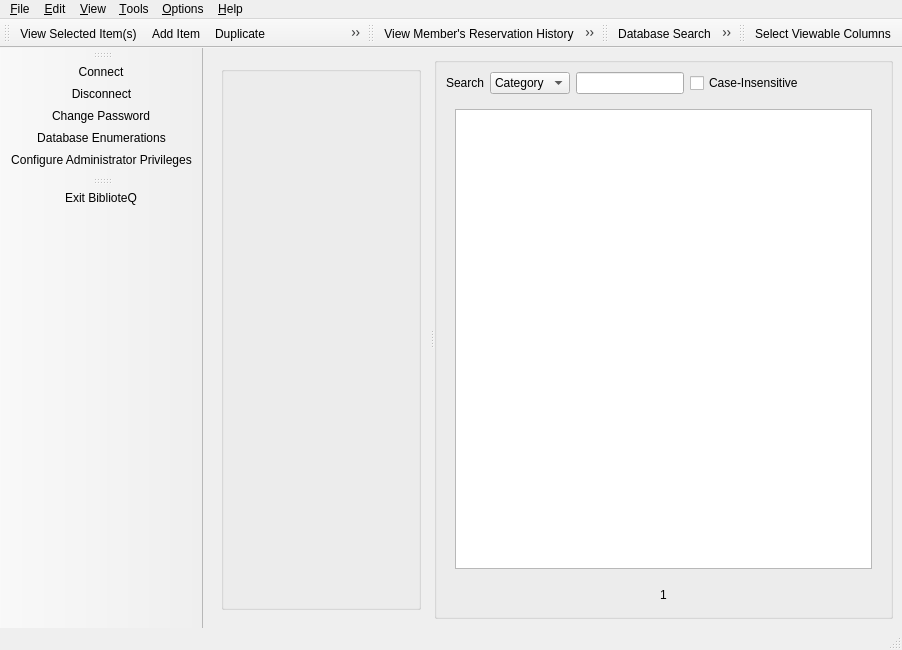
Qt form UI/mainwindow.ui (textbrowser/biblioteq) before a commit.
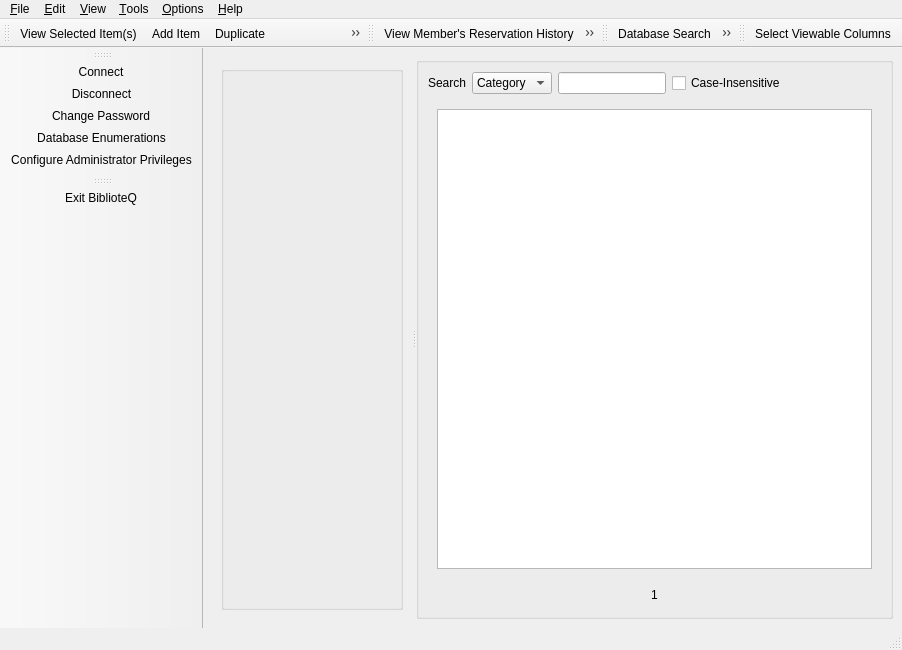
The same form after that commit. Icons and pictures are not drawn. Custom widgets are drawn as their Qt base class.

What changed in the file:
```diff
--- a/UI/mainwindow.ui
+++ b/UI/mainwindow.ui
@@ -24,9 +24,6 @@
       <property name="orientation">
        <enum>Qt::Horizontal</enum>
       </property>
-      <widget class="QWidget" name="layoutWidget">
-       <layout class="QVBoxLayout" name="verticalLayout_3">
-        <item>
          <widget class="QScrollArea" name="scrollArea">
           <property name="minimumSize">
            <size>
@@ -45,8 +42,8 @@
             <rect>
              <x>0</x>
              <y>0</y>
-             <width>208</width>
-             <height>533</height>
+          <width>253</width>
+          <height>535</height>
             </rect>
            </property>
            <layout class="QVBoxLayout" name="verticalLayout_7">
@@ -120,9 +117,6 @@
            </layout>
           </widget>
          </widget>
-        </item>
-       </layout>
-      </widget>
       <widget class="QGroupBox" name="groupBox_2">
        <layout class="QVBoxLayout" name="verticalLayout">
         <item>
```
Left out of the diff: 3 changed lines with no effect on the pictures. Lines whose indentation alone changed are shown as unchanged.
